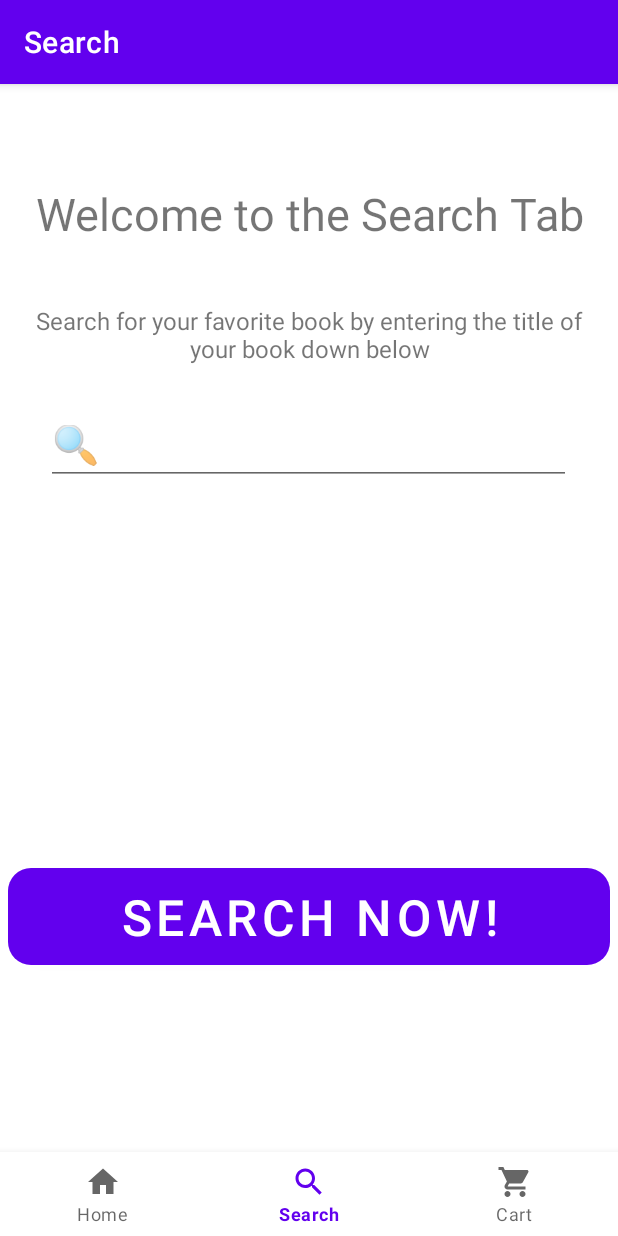
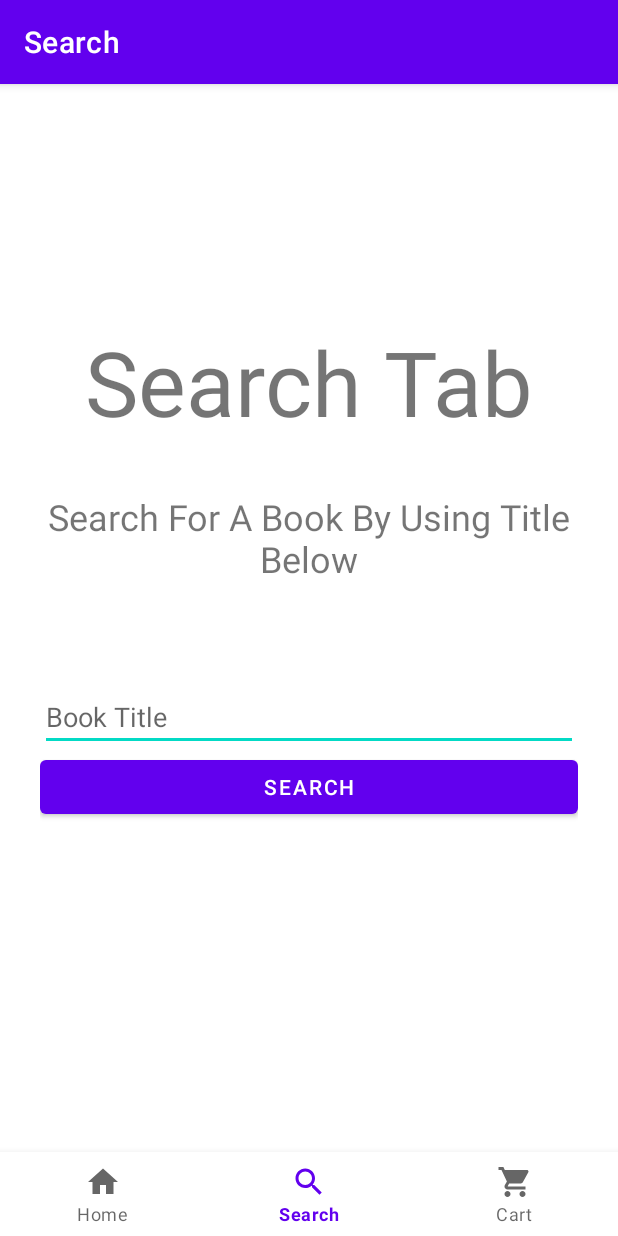
Before and after one commit to madeleinvillegas/Readwell-2.0, an Android app: the MainActivity screen opened directly, with no data from a screen before it, item 2 of the bottom bar chosen, on a phone screen of 412 x 824 dp. Run offline under Robolectric (Android 15) with nearby library versions, the phone set to English and light mode, and no system bars; our stand-ins replace navigation-ui.

Commit message:
Fixed search.

```diff
--- a/app/build.gradle
+++ b/app/build.gradle
@@ -29,7 +29,7 @@ android {
 }
 
 dependencies {
-
+    implementation 'com.squareup.picasso:picasso:2.71828'
     implementation 'androidx.appcompat:appcompat:1.1.0'
     implementation 'com.google.android.material:material:1.1.0'
     implementation 'androidx.constraintlayout:constraintlayout:1.1.3'
--- a/app/src/main/java/ph/edu/dlsu/readwell20/MainActivity.java
+++ b/app/src/main/java/ph/edu/dlsu/readwell20/MainActivity.java
@@ -1,9 +1,12 @@
 package ph.edu.dlsu.readwell20;
 
 import android.os.Bundle;
+import android.widget.EditText;
+import android.widget.Toast;
 
 import androidx.appcompat.app.AppCompatActivity;
 import androidx.navigation.NavController;
+import androidx.navigation.NavGraph;
 import androidx.navigation.Navigation;
 import androidx.navigation.ui.AppBarConfiguration;
 import androidx.navigation.ui.NavigationUI;
@@ -12,7 +15,10 @@ import com.google.android.material.bottomnavigation.BottomNavigationView;
 
 import java.util.Stack;
 
+import ph.edu.dlsu.readwell20.ui.search.SearchFragment;
+
 public class MainActivity extends AppCompatActivity {
+    public static int lastTab = 0;
     public static Stack<Book> cart;
 
     @Override
@@ -29,5 +35,16 @@ public class MainActivity extends AppCompatActivity {
         NavController navController = Navigation.findNavController(this, R.id.nav_host_fragment);
         NavigationUI.setupActionBarWithNavController(this, navController, appBarConfiguration);
         NavigationUI.setupWithNavController(navView, navController);
+
+        NavGraph graph = navController.getNavInflater().inflate(R.navigation.mobile_navigation);
+        if (lastTab == 0) graph.setStartDestination(R.id.navigation_home);
+        else if (lastTab == 1) graph.setStartDestination(R.id.navigation_search);
+        else if (lastTab == 2) graph.setStartDestination(R.id.navigation_cart);
+        navController.setGraph(graph);
+    }
+
+    @Override
+    public void onBackPressed() {
+        Toast.makeText(this, "Back Button is Disabled", Toast.LENGTH_SHORT).show();
     }
 }
--- a/app/src/main/java/ph/edu/dlsu/readwell20/ui/cart/CartFragment.java
+++ b/app/src/main/java/ph/edu/dlsu/readwell20/ui/cart/CartFragment.java
@@ -19,9 +19,7 @@ public class CartFragment extends Fragment {
 
     public View onCreateView(@NonNull LayoutInflater inflater,
                              ViewGroup container, Bundle savedInstanceState) {
-
         View root = inflater.inflate(R.layout.fragment_cart, container, false);
-
         return root;
     }
 }
--- a/app/src/main/java/ph/edu/dlsu/readwell20/ui/home/HomeFragment.java
+++ b/app/src/main/java/ph/edu/dlsu/readwell20/ui/home/HomeFragment.java
@@ -5,7 +5,6 @@ import android.os.Bundle;
 import android.view.LayoutInflater;
 import android.view.View;
 import android.view.ViewGroup;
-import android.widget.Button;
 import android.widget.ImageView;
 import android.widget.RelativeLayout;
 import android.widget.TextView;
@@ -14,10 +13,9 @@ import android.widget.Toast;
 import androidx.annotation.NonNull;
 import androidx.annotation.Nullable;
 import androidx.fragment.app.Fragment;
-import androidx.lifecycle.ViewModelProvider;
 
 import ph.edu.dlsu.readwell20.R;
-import ph.edu.dlsu.readwell20.ViewDetailsOfABook;
+import ph.edu.dlsu.readwell20.BookDetails;
 
 public class HomeFragment extends Fragment {
 
@@ -46,7 +44,7 @@ public class HomeFragment extends Fragment {
         return root;
     }
     public void goToViewDetails() {
-        Intent intent = new Intent(getActivity(), ViewDetailsOfABook.class);
+        Intent intent = new Intent(getActivity(), BookDetails.class);
         // convert to string array
 //                String[] data = {obj1.get(0).toString(), obj1.get(1).toString(), obj1.get(2).toString(),
 //                        obj1.get(3).toString(), obj1.get(4).toString(),obj1.get(5).toString()};
--- a/app/src/main/java/ph/edu/dlsu/readwell20/ui/search/SearchFragment.java
+++ b/app/src/main/java/ph/edu/dlsu/readwell20/ui/search/SearchFragment.java
@@ -1,41 +1,42 @@
 package ph.edu.dlsu.readwell20.ui.search;
 
+import android.content.Intent;
 import android.os.Bundle;
-import android.text.TextUtils;
 import android.view.LayoutInflater;
 import android.view.View;
 import android.view.ViewGroup;
 import android.widget.Button;
 import android.widget.EditText;
-import android.widget.TextView;
 import android.widget.Toast;
 
 import androidx.annotation.NonNull;
-import androidx.annotation.Nullable;
 import androidx.fragment.app.Fragment;
-import androidx.lifecycle.Observer;
-import androidx.lifecycle.ViewModelProvider;
 
-import ph.edu.dlsu.readwell20.Book;
+import ph.edu.dlsu.readwell20.BookDetails;
 import ph.edu.dlsu.readwell20.R;
 
 public class SearchFragment extends Fragment {
+    private EditText search;
+    public static String previousSearch;
 
-    private EditText search;
     public View onCreateView(@NonNull LayoutInflater inflater,
                              ViewGroup container, Bundle savedInstanceState) {
-
         View root = inflater.inflate(R.layout.fragment_search, container, false);
         search = root.findViewById(R.id.searchInput);
         Button searchBtn = root.findViewById(R.id.btnSearch);
         searchBtn.setOnClickListener(view -> searchTheBook());
+        search.setText(previousSearch);
         return root;
     }
     public void searchTheBook() {
-        String whatToSearch = search.getText().toString();
-        if (TextUtils.isEmpty(whatToSearch)) {
-            Toast.makeText(getActivity(), "Please enter a title on the search bar", Toast.LENGTH_SHORT).show();
-        } else {
+        previousSearch = search.getText().toString();
+        Intent intent = new Intent(getContext(), BookDetails.class);
+        startActivity(intent);
+
+//        String whatToSearch = search.getText().toString();
+//        if (TextUtils.isEmpty(whatToSearch)) {
+//            Toast.makeText(getActivity(), "Please enter a title on the search bar", Toast.LENGTH_SHORT).show();
+//        } else {
             // Chaquopy stuff that doesn't work yet
 //                    Python py = Python.getInstance();
 //                    final PyObject pyobj = py.getModule("main");
@@ -45,6 +46,6 @@ public class SearchFragment extends Fragment {
 //                            obj.get(3).toString(), obj.get(4).toString(), obj.get(5).toString()};
 //                    intent.putExtra("data", data);
 //                    startActivity(intent);
-        }
+//        }
     }
 }
--- a/app/src/main/res/layout/fragment_search.xml
+++ b/app/src/main/res/layout/fragment_search.xml
@@ -1,60 +1,46 @@
 <?xml version="1.0" encoding="utf-8"?>
 <LinearLayout xmlns:android="http://schemas.android.com/apk/res/android"
-    xmlns:app="http://schemas.android.com/apk/res-auto"
-    xmlns:tools="http://schemas.android.com/tools"
     android:layout_width="match_parent"
     android:layout_height="match_parent"
+    android:layout_marginStart="40px"
+    android:layout_marginLeft="40px"
+    android:layout_marginTop="40px"
+    android:layout_marginEnd="40px"
+    android:layout_marginRight="40px"
+    android:layout_marginBottom="150px"
+    android:gravity="center"
     android:orientation="vertical"
-    tools:context=".ui.search.SearchFragment">
+    android:paddingBottom="150px">
 
     <TextView
         android:id="@+id/spacer1"
         android:layout_width="match_parent"
         android:layout_height="wrap_content"
-        android:text="Welcome to the Search Tab"
-        android:textSize="30dp"
-        android:layout_margin="10dp"
-        android:textAlignment="center"
-        android:layout_gravity="center_horizontal"
-        />
+        android:layout_marginBottom="50px"
+        android:gravity="center"
+        android:text="Search Tab"
+        android:textSize="60sp" />
 
     <TextView
-        android:layout_below="@+id/spacer1"
         android:id="@+id/spacer2"
         android:layout_width="match_parent"
         android:layout_height="wrap_content"
-        android:textSize="16dp"
-        android:textAlignment="center"
-        android:layout_marginTop="30dp"
-        android:layout_marginBottom="30dp"
-        android:layout_marginRight="10dp"
-        android:layout_marginLeft="10dp"
-        android:text="Search for your favorite book by entering the title of your book down below"
-        android:gravity="center_horizontal" />
+        android:layout_marginBottom="100px"
+        android:gravity="center"
+        android:text="Search For A Book By Using Title Below"
+        android:textSize="24sp" />
 
     <EditText
-        android:layout_below="@+id/spacer2"
         android:id="@+id/searchInput"
-        android:layout_width="350dp"
-        android:layout_gravity="center"
-        android:layout_height="50dp"
-        android:inputType="textEmailAddress"
-        android:layout_marginBottom="250dp"
-        android:contentDescription="Search"
-        android:hint="🔍"
-        android:textSize="25dp"
-        tools:ignore="MissingConstraints">
-    </EditText>
+        android:layout_width="match_parent"
+        android:layout_height="wrap_content"
+        android:ems="10"
+        android:hint="Book Title"
+        android:inputType="textPersonName" />
 
     <Button
-        android:layout_below="@+id/searchInput"
         android:id="@+id/btnSearch"
-        android:background="@drawable/border_on_buttons"
-        android:textSize="50px"
-        android:layout_margin="5dp"
         android:layout_width="match_parent"
         android:layout_height="wrap_content"
-        android:text="Search Now!">
-    </Button>
-
+        android:text="Search" />
 </LinearLayout>
```
Also changed, not shown: app/src/main/AndroidManifest.xml (+6 -2 lines), app/src/main/java/ph/edu/dlsu/readwell20/BookDetails.java (added, +17 -0 lines), app/src/main/java/ph/edu/dlsu/readwell20/Database.java (+31 -2 lines), app/src/main/java/ph/edu/dlsu/readwell20/ViewDetailsOfABook.java (deleted, +0 -16 lines), app/src/main/res/layout/activity_book_details.xml (renamed from app/src/main/res/layout/activity_view_details_of_a_book.xml, +26 -16 lines), app/src/main/res/layout/fragment_cart.xml (+10 -16 lines), gradle/wrapper/gradle-wrapper.properties.
